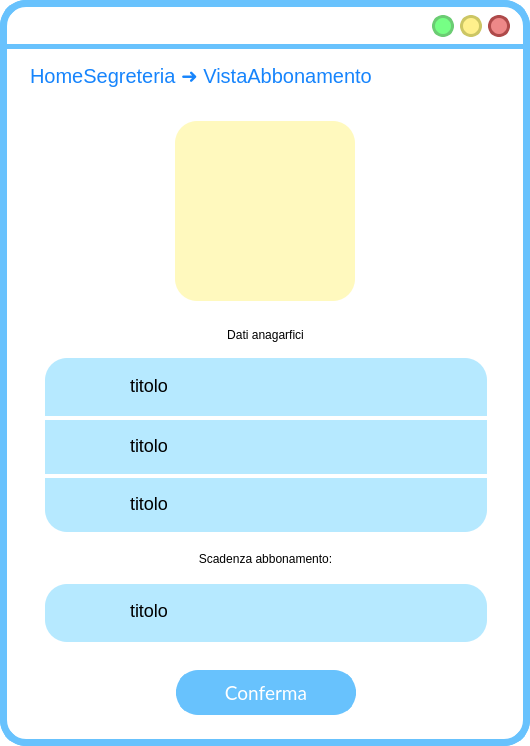
Above: frontend/ui/VistaAbbonamento.ui from MrPio/MuseoOmero before the change. Below: the same form after it.
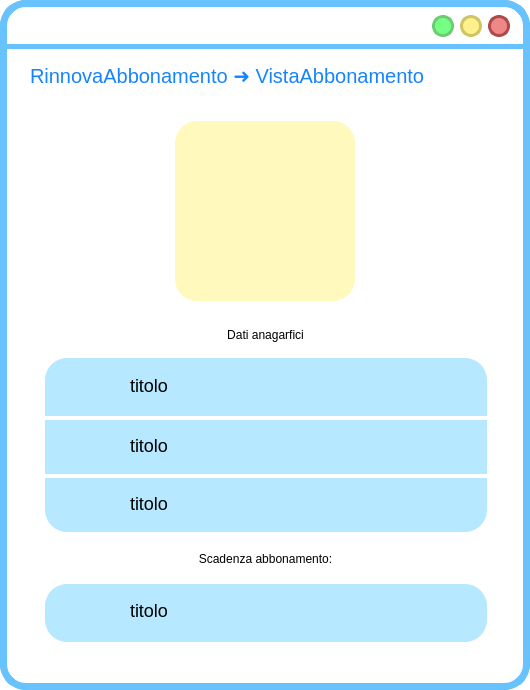
That is the form after the change. Icons and pictures are not drawn.

```diff
--- a/frontend/ui/VistaAbbonamento.ui
+++ b/frontend/ui/VistaAbbonamento.ui
@@ -7,7 +7,7 @@
     <x>0</x>
     <y>0</y>
     <width>530</width>
-    <height>746</height>
+    <height>690</height>
    </rect>
   </property>
   <property name="windowTitle">
@@ -225,7 +225,7 @@
 font: 14pt &quot;Lato&quot;;</string>
     </property>
     <property name="text">
-     <string>HomeSegreteria ➜ VistaAbbonamento</string>
+     <string>RinnovaAbbonamento ➜ VistaAbbonamento</string>
     </property>
    </widget>
    <widget class="QLabel" name="previousButton">
@@ -713,59 +713,6 @@
      <string>titolo</string>
     </property>
    </widget>
-   <widget class="QPushButton" name="confermaButton">
-    <property name="geometry">
-     <rect>
-      <x>176</x>
-      <y>670</y>
-      <width>180</width>
-      <height>45</height>
-     </rect>
-    </property>
-    <property name="font">
-     <font>
-      <family>Lato</family>
-      <pointsize>14</pointsize>
-      <weight>50</weight>
-      <italic>false</italic>
-      <bold>false</bold>
-     </font>
-    </property>
-    <property name="cursor">
-     <cursorShape>PointingHandCursor</cursorShape>
-    </property>
-    <property name="autoFillBackground">
-     <bool>false</bool>
-    </property>
-    <property name="styleSheet">
-     <string notr="true">QPushButton{
- background-color:rgb(104, 194, 253);
- border-style: solid;
- border-radius:22px;
-color: rgb(255, 255, 255);
-font: 14pt &quot;Lato&quot;;
-}
-
-QPushButton::hover{
-
-
-	border-color : rgb(15, 138, 204);
-	color: white;
-border-width:0;
-}
-
-QPushButton::pressed{
-	border-color:rgb(104, 194, 253);
-	border-width:4;
-	background-color : white;
-	color:rgb(104, 194, 253);
-}
-</string>
-    </property>
-    <property name="text">
-     <string>Conferma</string>
-    </property>
-   </widget>
    <zorder>label_3</zorder>
    <zorder>label</zorder>
    <zorder>reduceButton</zorder>
```
Left out of the diff: 1 changed line with no effect on the pictures.
